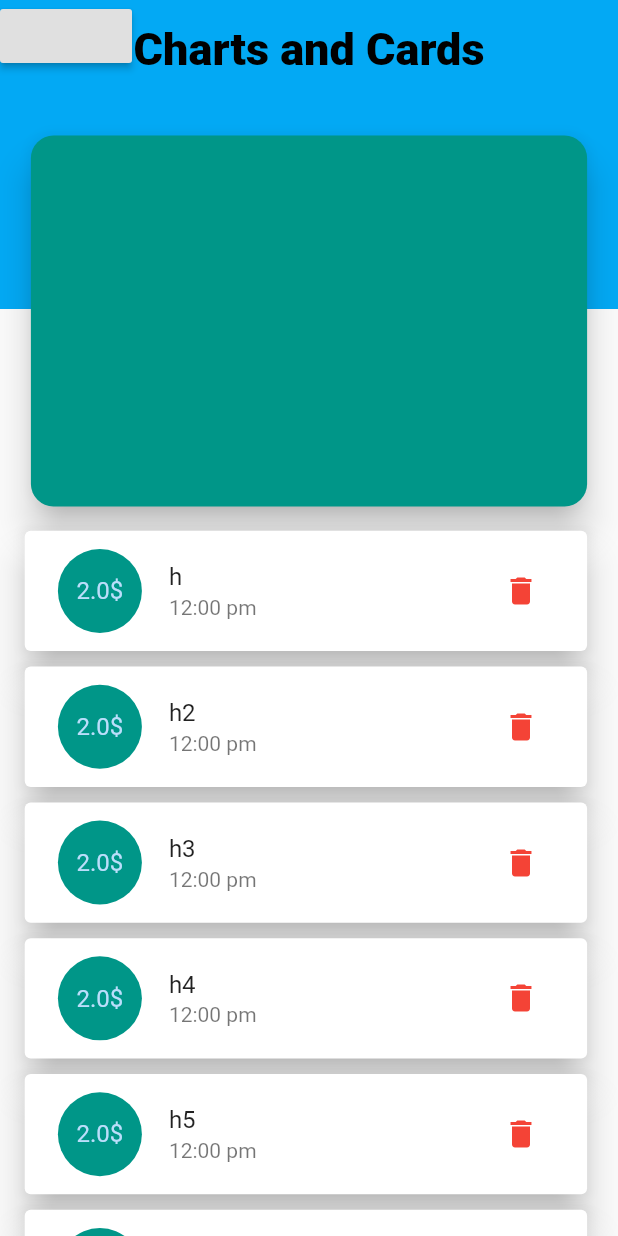
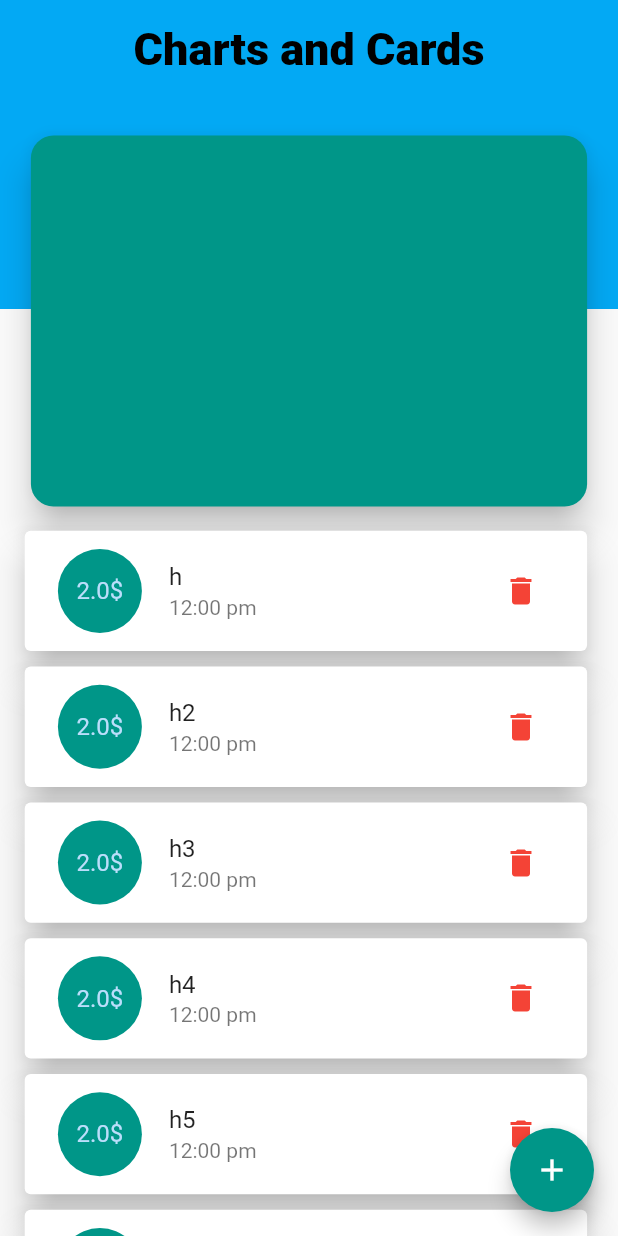
Before and after one commit to Hassan-Galal/charts_and_cards, a Flutter app: the screen it shows after launch, on a phone screen of 412 x 824 dp. Run offline on Flutter 3.47's test engine with Material 2 defaults, Android fonts, the phone set to English and light mode, and no system bars.

Commit message:
Update main.dart

```diff
--- a/lib/main.dart
+++ b/lib/main.dart
@@ -67,14 +67,17 @@ class _MyHomePageState extends State<MyHomePage> {
                         CardItem('h6', '12:00 pm', 2),
                       ],
                     ),
-                )),
+                  ),
+                ),
               ],
             ),
-            RaisedButton(
-              onPressed: () => {},
-            )
           ],
         ),
+      ),
+      floatingActionButton: FloatingActionButton(
+        onPressed: () => {},
+        child: Icon(Icons.add),
+        backgroundColor: Colors.teal,
       ),
     );
   }
```
Lines whose indentation alone changed are shown as unchanged.
